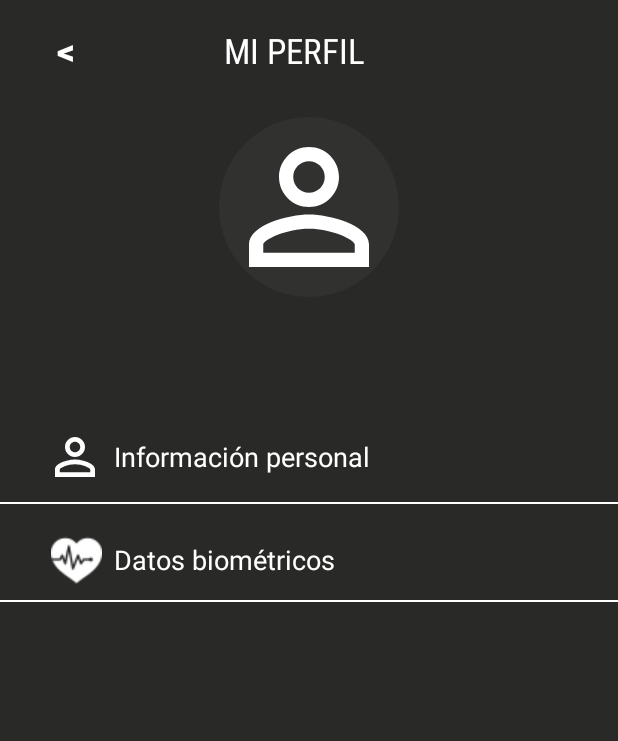
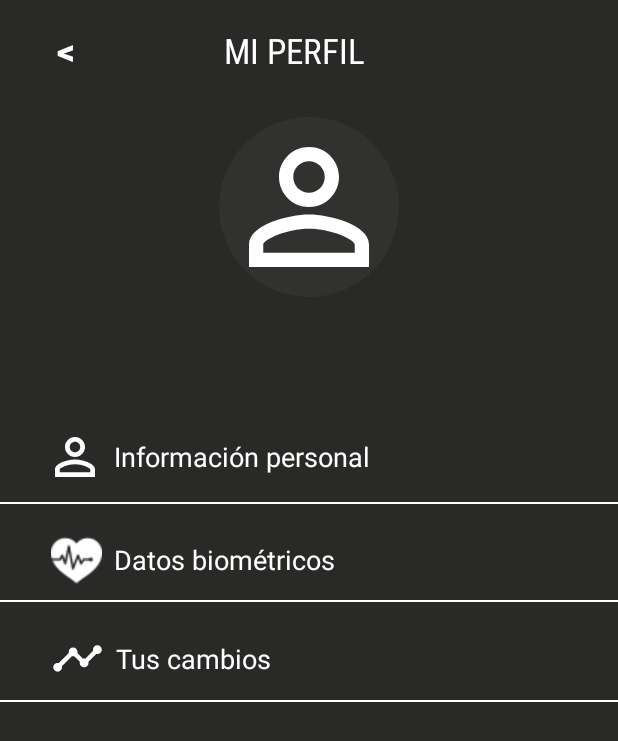
Before and after one commit to jonywrrior2/NutriFit2, an Android app: the PerfilActivity screen opened directly, with no data from a screen before it, after a tap on "ACEPTAR", on a phone screen of 412 x 824 dp. Shown: the top 741 px of the screen. Run offline under Robolectric (Android 15) with nearby library versions, the light colour scheme and no system bars; our stand-ins replace Firebase (no records; nobody signed in at launch, a user with empty details on screens opened directly).

Commit message:
Cambios activity añadido

```diff
--- a/app/src/main/AndroidManifest.xml
+++ b/app/src/main/AndroidManifest.xml
@@ -102,6 +102,12 @@
             android:theme="@style/Theme.NutriFit">
         </activity>
 
+        <activity
+            android:name=".activities.TusCambiosActivity"
+            android:exported="true"
+            android:theme="@style/Theme.NutriFit">
+        </activity>
+
     </application>
 
 </manifest>
--- /dev/null
+++ b/app/src/main/res/drawable/ic_timeline.xml
@@ -0,0 +1,5 @@
+<vector android:height="35dp" android:tint="#FFFFFF"
+    android:viewportHeight="24" android:viewportWidth="24"
+    android:width="35dp" xmlns:android="http://schemas.android.com/apk/res/android">
+    <path android:fillColor="@android:color/white" android:pathData="M23,8c0,1.1 -0.9,2 -2,2c-0.18,0 -0.35,-0.02 -0.51,-0.07l-3.56,3.55C16.98,13.64 17,13.82 17,14c0,1.1 -0.9,2 -2,2s-2,-0.9 -2,-2c0,-0.18 0.02,-0.36 0.07,-0.52l-2.55,-2.55C10.36,10.98 10.18,11 10,11s-0.36,-0.02 -0.52,-0.07l-4.55,4.56C4.98,15.65 5,15.82 5,16c0,1.1 -0.9,2 -2,2s-2,-0.9 -2,-2s0.9,-2 2,-2c0.18,0 0.35,0.02 0.51,0.07l4.56,-4.55C8.02,9.36 8,9.18 8,9c0,-1.1 0.9,-2 2,-2s2,0.9 2,2c0,0.18 -0.02,0.36 -0.07,0.52l2.55,2.55C14.64,12.02 14.82,12 15,12s0.36,0.02 0.52,0.07l3.55,-3.56C19.02,8.35 19,8.18 19,8c0,-1.1 0.9,-2 2,-2S23,6.9 23,8z"/>
+</vector>
--- a/app/src/main/res/layout/activity_perfil.xml
+++ b/app/src/main/res/layout/activity_perfil.xml
@@ -101,4 +101,24 @@
         android:layout_marginTop="10sp"
         android:layout_alignParentBottom="true"
         android:background="@color/white"/>
+
+    <TextView
+        android:id="@+id/txtTusCambios"
+        android:layout_width="match_parent"
+        android:layout_height="wrap_content"
+        android:layout_marginTop="20sp"
+        android:paddingStart="34sp"
+        android:drawablePadding="8sp"
+        android:textSize="18sp"
+        android:gravity="center_vertical"
+        android:textColor="@color/white"
+        android:text="@string/tus_cambios"
+        app:drawableStartCompat="@drawable/ic_timeline" />
+
+    <View
+        android:layout_width="match_parent"
+        android:layout_height="1dp"
+        android:layout_marginTop="10sp"
+        android:layout_alignParentBottom="true"
+        android:background="@color/white"/>
 </LinearLayout>
--- /dev/null
+++ b/app/src/main/res/layout/activity_tus_cambios.xml
@@ -0,0 +1,6 @@
+<?xml version="1.0" encoding="utf-8"?>
+<androidx.constraintlayout.widget.ConstraintLayout xmlns:android="http://schemas.android.com/apk/res/android"
+    android:layout_width="match_parent"
+    android:layout_height="match_parent">
+
+</androidx.constraintlayout.widget.ConstraintLayout>
--- a/app/src/main/res/values/strings.xml
+++ b/app/src/main/res/values/strings.xml
@@ -83,6 +83,7 @@
     <string name="factor_de_actividad">Factor de actividad</string>
     <string name="calorias_necesarias">Calorias necesarias:</string>
     <string name="calorias_consumidas">Calorias consumidas:</string>
+    <string name="tus_cambios">Tus cambios</string>
     <string-array name="factor_actividad_values">
             <item>Poco o ningún ejercicio</item>
             <item>Ejercicio ligero (1-3 días a la semana)</item>
```
Also changed, not shown: app/src/main/java/com/example/nutrifit/activities/TusCambiosActivity.kt (added, +9 -0 lines).
